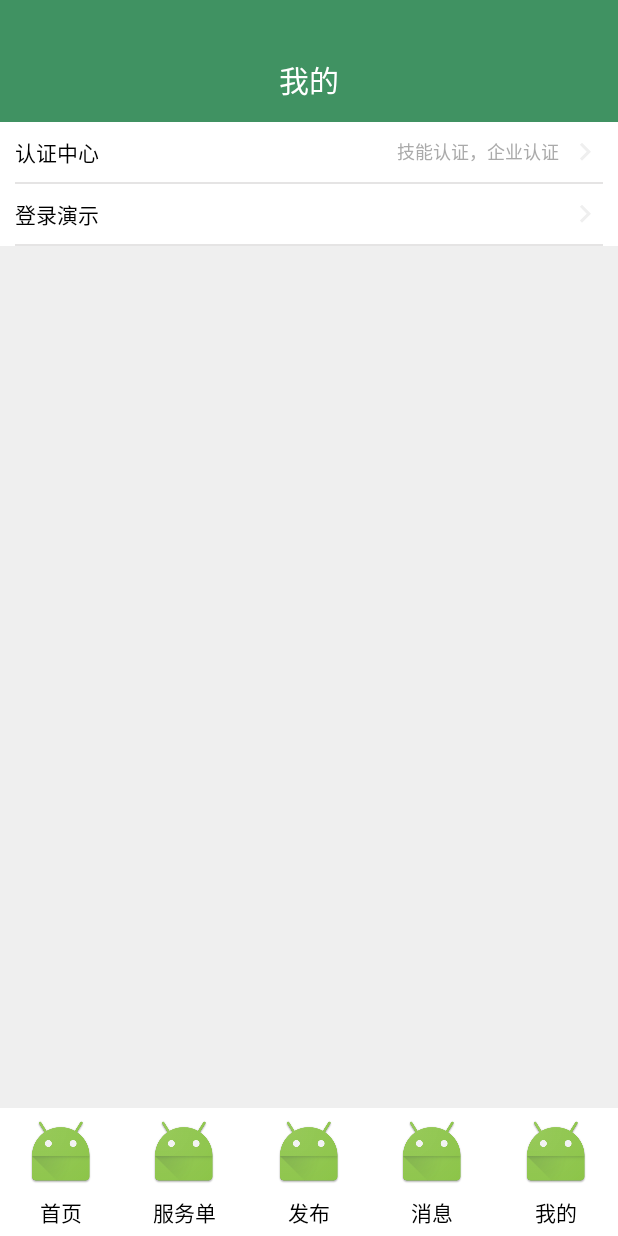
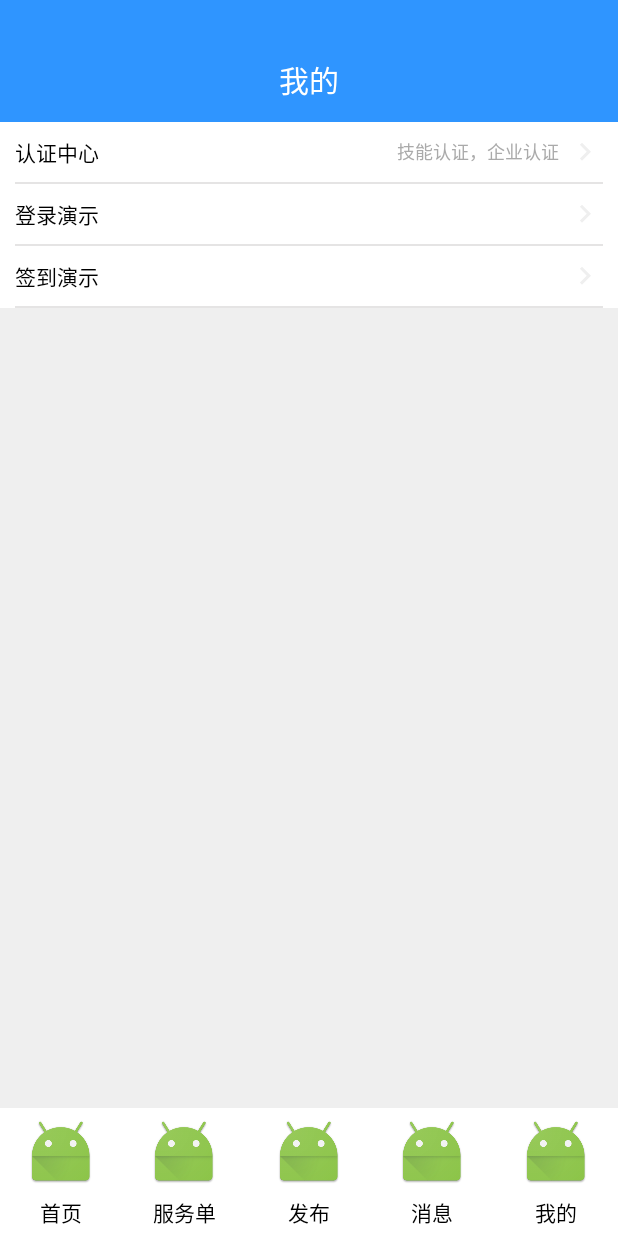
Before and after one commit to 52game/hd_android, an Android app: the screen it shows after launch (MainActivity), on a phone screen of 412 x 824 dp. Run offline under Robolectric (Android 15) with nearby library versions, the phone set to English and light mode, and no system bars; our stand-ins replace ButterKnife, CircleImageView; libraries missing offline, so code that uses them is left out: net.nashlegend.anypref, retrofit2.adapter.rxjava; 2 statements that could not run were skipped.

Commit message:
修改技能认证页面统一风格

```diff
--- a/app/build.gradle
+++ b/app/build.gradle
@@ -24,6 +24,7 @@ android {
     buildTypes {
         release {
             minifyEnabled false
+            signingConfig signingConfigs.release
             proguardFiles getDefaultProguardFile('proguard-android.txt'), 'proguard-rules.pro'
         }
     }
--- a/app/src/main/AndroidManifest.xml
+++ b/app/src/main/AndroidManifest.xml
@@ -9,6 +9,7 @@
         android:label="@string/app_name"
         android:roundIcon="@mipmap/ic_launcher_round"
         android:supportsRtl="true"
+        android:name=".base.App"
         android:theme="@style/AppTheme">
         <activity
             android:name="com.haidaoservice.yhs.ui.LoadingActivity"
--- a/app/src/main/java/com/haidaoservice/yhs/ui/my/MyFragment.java
+++ b/app/src/main/java/com/haidaoservice/yhs/ui/my/MyFragment.java
@@ -8,6 +8,7 @@ import android.widget.TextView;
 import com.haidaoservice.yhs.R;
 import com.haidaoservice.yhs.base.BaseFragment;
 import com.haidaoservice.yhs.ui.certification.CertificationCenterActivity;
+import com.haidaoservice.yhs.ui.sign.SignActivity;
 import com.haidaoservice.yhs.ui.user.view.login.LoginActivity;
 
 import butterknife.BindView;
@@ -41,7 +42,7 @@ public class MyFragment extends BaseFragment {
     }
 
 
-    @OnClick({R.id.rltCertificationCenter, R.id.rltLogin})
+    @OnClick({R.id.rltCertificationCenter, R.id.rltLogin,R.id.rltSign})
     public void onViewClicked(View view) {
         switch (view.getId()) {
             case R.id.rltCertificationCenter:
@@ -50,6 +51,9 @@ public class MyFragment extends BaseFragment {
             case R.id.rltLogin:
                 startActivity(LoginActivity.createIntent(mContext));
                 break;
+            case R.id.rltSign:
+                startActivity(SignActivity.createIntent(mContext));
+                break;
         }
     }
 
--- a/app/src/main/java/com/haidaoservice/yhs/ui/user/view/forget/ForgetActivity.java
+++ b/app/src/main/java/com/haidaoservice/yhs/ui/user/view/forget/ForgetActivity.java
@@ -58,7 +58,7 @@ public class ForgetActivity extends ToolbarActivity<ForgetPresenter> implements
     @Override
     protected void initToolbar() {
         super.initToolbar();
-        tvTitle.setText("重置密码1");
+        tvTitle.setText("重置密码");
     }
 
     @Override
--- a/app/src/main/res/layout/fragment_my.xml
+++ b/app/src/main/res/layout/fragment_my.xml
@@ -95,5 +95,46 @@
             android:layout_marginLeft="@dimen/regular_dimen_x10"
             android:layout_marginRight="@dimen/regular_dimen_x10"
             android:background="#60b9b8b8"/>
+
+        <RelativeLayout
+            android:id="@+id/rltSign"
+            android:layout_width="match_parent"
+            android:layout_height="wrap_content"
+            android:orientation="horizontal"
+            android:paddingBottom="@dimen/regular_dimen_x8"
+            android:paddingLeft="@dimen/regular_dimen_x10"
+            android:paddingRight="@dimen/regular_dimen_x10"
+            android:paddingTop="@dimen/regular_dimen_x8"
+            >
+
+            <TextView
+                android:layout_width="wrap_content"
+                android:layout_height="wrap_content"
+                android:layout_alignParentLeft="true"
+                android:layout_centerVertical="true"
+                android:text="签到演示"
+                android:textColor="@android:color/black"
+                android:textSize="@dimen/text_size_14"
+                />
+
+            <TextView
+                android:layout_width="wrap_content"
+                android:layout_height="wrap_content"
+                android:layout_alignParentRight="true"
+                android:layout_centerVertical="true"
+                android:drawablePadding="@dimen/regular_dimen_x5"
+                android:drawableRight="@drawable/ic_keyboard_arrow_right_24dp"
+                android:gravity="center_vertical|left"
+                android:textColor="@android:color/darker_gray"
+                android:textSize="@dimen/text_size_12"
+                />
+        </RelativeLayout>
+
+        <View
+            android:layout_width="match_parent"
+            android:layout_height="@dimen/regular_dimen_x1"
+            android:layout_marginLeft="@dimen/regular_dimen_x10"
+            android:layout_marginRight="@dimen/regular_dimen_x10"
+            android:background="#60b9b8b8"/>
     </LinearLayout>
 </LinearLayout>
--- a/app/src/main/res/values/colors.xml
+++ b/app/src/main/res/values/colors.xml
@@ -1,7 +1,7 @@
 <?xml version="1.0" encoding="utf-8"?>
 <resources>
-    <color name="theme_color">#409262</color>
-    <color name="theme_color_pressed">#0e6030</color>
+    <color name="theme_color">#2F95FF</color>
+    <color name="theme_color_pressed">#499ff7</color>
     <color name="bg_background">#ffefefef</color>
     <color name="line_color">#dfdfdf</color>
     <color name="gray_text_color">#acacac</color>
```
Also changed, not shown: app/src/main/java/com/haidaoservice/yhs/ui/certification/skill/CertificateSkillActivity.java (+10 -9 lines), app/src/main/res/layout/activity_certificate_skill.xml (+2 -22 lines).
